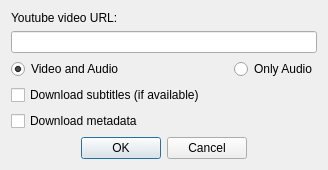
doublejim/QYoutubeDownloader, file dialognewdownload.ui: the form before one commit.
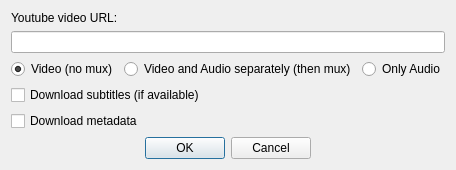
The form after the commit.

What changed in the file:
```diff
--- a/dialognewdownload.ui
+++ b/dialognewdownload.ui
@@ -6,8 +6,8 @@
    <rect>
     <x>0</x>
     <y>0</y>
-    <width>328</width>
-    <height>157</height>
+    <width>412</width>
+    <height>163</height>
    </rect>
   </property>
   <property name="windowTitle">
@@ -25,17 +25,27 @@
     <widget class="QLineEdit" name="editUserInput"/>
    </item>
    <item>
-    <layout class="QHBoxLayout" name="horizontalLayout" stretch="1,0">
+    <layout class="QHBoxLayout" name="horizontalLayout" stretch="0,1,0">
      <item>
-      <widget class="QRadioButton" name="radioVideoAudio">
+      <widget class="QRadioButton" name="radioVideo">
        <property name="text">
-        <string>Video and Audio</string>
+        <string>Video (no mux)</string>
        </property>
        <property name="checked">
         <bool>true</bool>
        </property>
       </widget>
      </item>
+     <item>
+      <widget class="QRadioButton" name="radioVideoAudio">
+       <property name="text">
+        <string>Video and Audio separately (then mux)</string>
+       </property>
+       <property name="checked">
+        <bool>false</bool>
+       </property>
+      </widget>
+     </item>
      <item>
       <widget class="QRadioButton" name="radioAudioOnly">
        <property name="layoutDirection">
```
